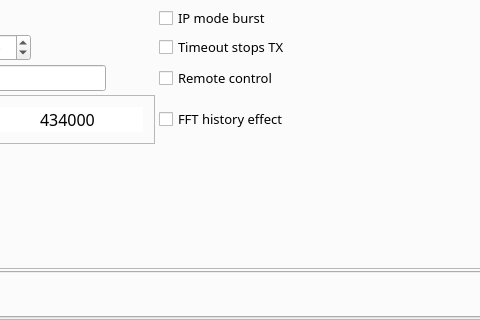
qradiolink/qradiolink, file src/mainwindow.ui: the form before one commit; both pictures show x 687 to 1167 and y 228 to 548 of the 1400 by 721 pixel window.
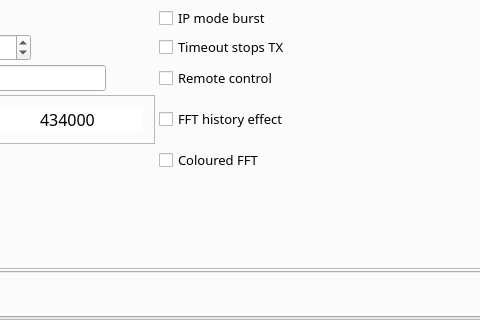
The form after the commit. The open tabs and pages were chosen to show the change. Icons and pictures are not drawn. Custom widgets are drawn as their Qt base class.

Commit message: Add coloured FFT display option

What changed in the file:
```diff
--- a/src/mainwindow.ui
+++ b/src/mainwindow.ui
@@ -3509,6 +3509,13 @@
                    </property>
                   </widget>
                  </item>
+                 <item row="14" column="4">
+                  <widget class="QCheckBox" name="colouredFFTCheckBox">
+                   <property name="text">
+                    <string>Coloured FFT</string>
+                   </property>
+                  </widget>
+                 </item>
                 </layout>
                </widget>
               </item>
```
The commit also changes 6 other files.
